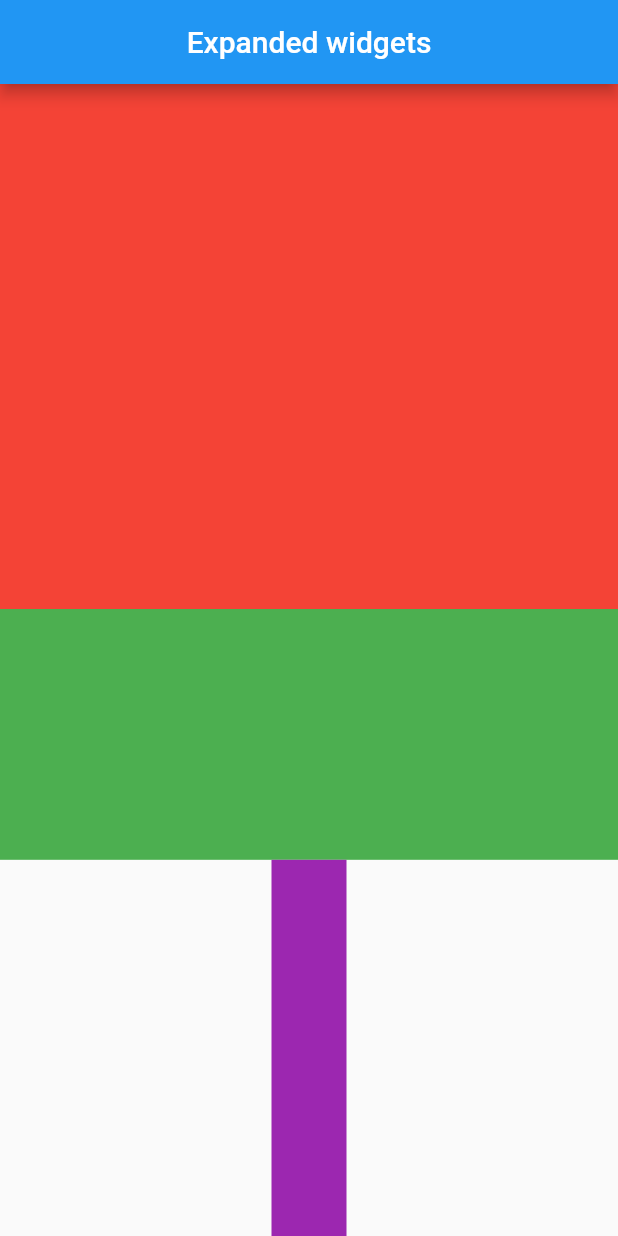
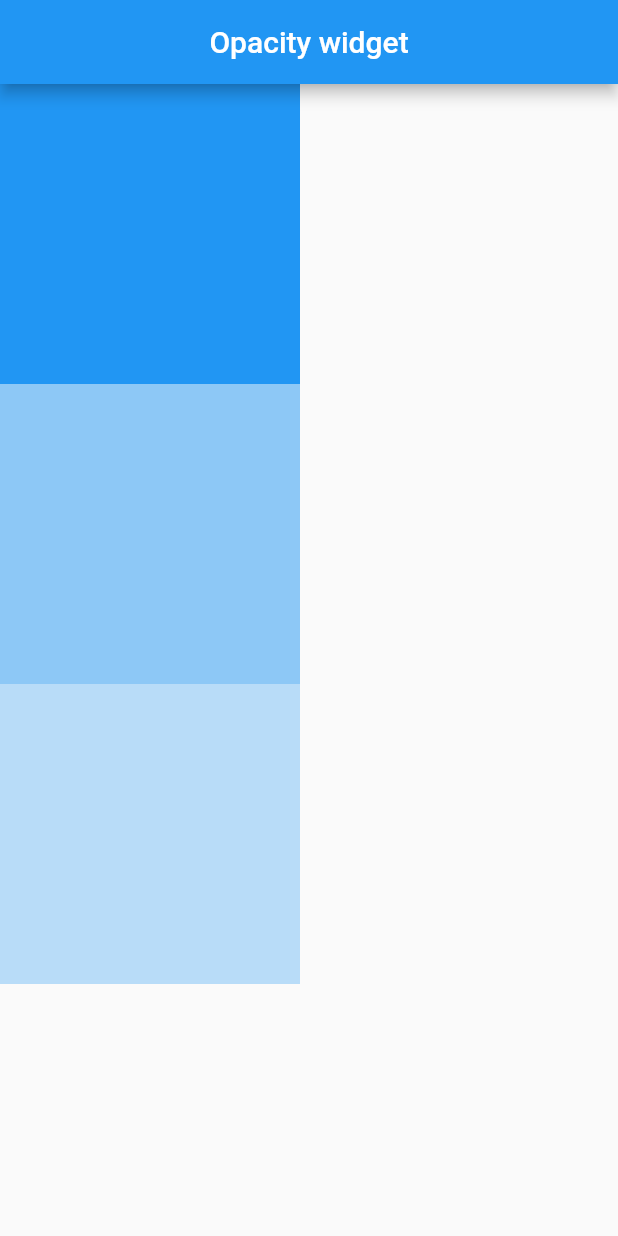
Before and after one commit to sujon15-2813/flutter-widgets-a-z, a Flutter app: the screen it shows after launch, on a phone screen of 412 x 824 dp. Run offline on Flutter 3.47's test engine with Material 2 defaults, Android fonts, the phone set to English and light mode, and no system bars.

Commit message:
opacity widget

```diff
--- /dev/null
+++ b/lib/Opacity/opacity.dart
@@ -0,0 +1,43 @@
+import 'package:flutter/material.dart';
+
+class MyOpacity extends StatelessWidget {
+  const MyOpacity({super.key});
+
+  @override
+  Widget build(BuildContext context) {
+    return Scaffold(
+      appBar: AppBar(
+        title: Text("Opacity widget"),
+        centerTitle: true,
+      ),
+      body: Column(
+        children: [
+          Opacity(
+            opacity: 1,
+            child: Container(
+              height: 200,
+              width: 200,
+              color: Colors.blue,
+            ),
+          ),
+          Opacity(
+            opacity: 0.5,
+            child: Container(
+              height: 200,
+              width: 200,
+              color: Colors.blue,
+            ),
+          ),
+          Opacity(
+            opacity: 0.3,
+            child: Container(
+              height: 200,
+              width: 200,
+              color: Colors.blue,
+            ),
+          ),
+        ],
+      ),
+    );
+  }
+}
--- a/lib/main.dart
+++ b/lib/main.dart
@@ -1,5 +1,6 @@
 import 'package:flutter/material.dart';
 import 'package:flutter_widgets_a_z/Expanded/expanded.dart';
+import 'package:flutter_widgets_a_z/Opacity/opacity.dart';
 import 'package:flutter_widgets_a_z/Wrap/wrap.dart';
 
 void main() {
@@ -14,10 +15,11 @@ class MyApp extends StatelessWidget {
   Widget build(BuildContext context) {
     return MaterialApp(
       debugShowCheckedModeBanner: false,
-      initialRoute: '/MyExpanded',
+      initialRoute: '/MyOpacity',
       routes: {
         '/MyWrap': (context) => MyWrap(),
         '/MyExpanded': (context) => MyExpanded(),
+        '/MyOpacity': (context) => MyOpacity(),
       },
     );
   }
```
